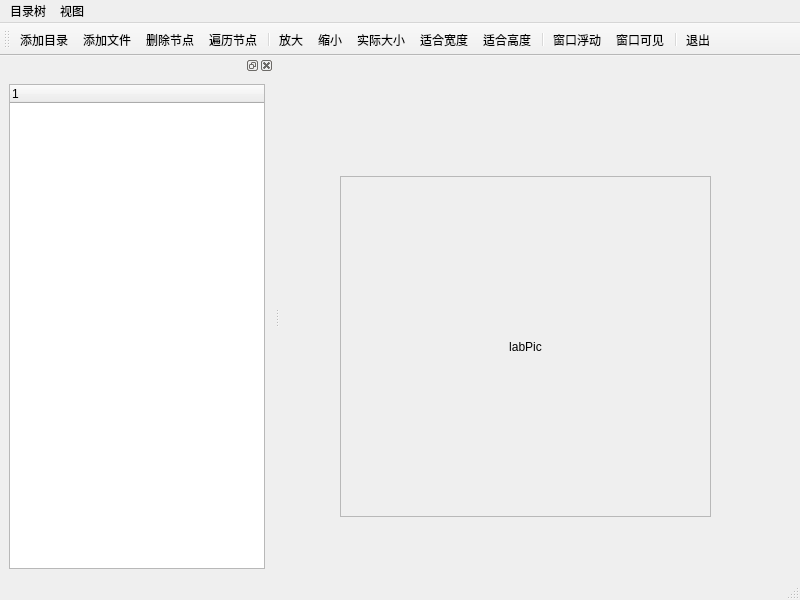
The window that Qt6/Samples/Chap04_Widgets/samp4_12/mainwindow.ui (godxin999/Study) describes before a commit, drawn with Qt 5.
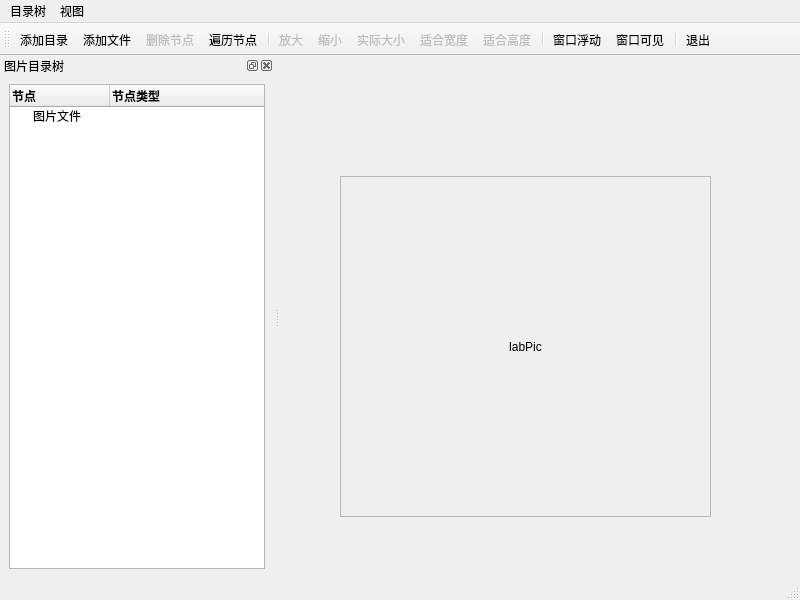
The same window after the commit. Icons and pictures are not drawn.

```diff
--- a/Qt6/Samples/Chap04_Widgets/samp4_12/mainwindow.ui
+++ b/Qt6/Samples/Chap04_Widgets/samp4_12/mainwindow.ui
@@ -74,6 +74,9 @@
   </widget>
   <widget class="QStatusBar" name="statusbar"/>
   <widget class="QDockWidget" name="dockWidget">
+   <property name="windowTitle">
+    <string>图片目录树</string>
+   </property>
    <attribute name="dockWidgetArea">
     <number>1</number>
    </attribute>
@@ -83,9 +86,33 @@
       <widget class="QTreeWidget" name="treeFiles">
        <column>
         <property name="text">
-         <string notr="true">1</string>
+         <string notr="true">节点</string>
         </property>
+        <property name="font">
+         <font>
+          <bold>true</bold>
+         </font>
+        </property>
        </column>
+       <column>
+        <property name="text">
+         <string>节点类型</string>
+        </property>
+        <property name="font">
+         <font>
+          <bold>true</bold>
+         </font>
+        </property>
+       </column>
+       <item>
+        <property name="text">
+         <string>图片文件</string>
+        </property>
+        <property name="icon">
+         <iconset resource="res.qrc">
+          <normaloff>:/icons/icons/15.ico</normaloff>:/icons/icons/15.ico</iconset>
+        </property>
+       </item>
       </widget>
      </item>
     </layout>
@@ -136,6 +163,9 @@
    </property>
   </action>
   <action name="actAddFiles">
+   <property name="enabled">
+    <bool>true</bool>
+   </property>
    <property name="icon">
     <iconset resource="res.qrc">
      <normaloff>:/icons/icons/824.bmp</normaloff>:/icons/icons/824.bmp</iconset>
@@ -151,6 +181,9 @@
    </property>
   </action>
   <action name="actZoomIn">
+   <property name="enabled">
+    <bool>false</bool>
+   </property>
    <property name="icon">
     <iconset resource="res.qrc">
      <normaloff>:/icons/icons/418.bmp</normaloff>:/icons/icons/418.bmp</iconset>
@@ -166,6 +199,9 @@
    </property>
   </action>
   <action name="actZoomOut">
+   <property name="enabled">
+    <bool>false</bool>
+   </property>
    <property name="icon">
     <iconset resource="res.qrc">
      <normaloff>:/icons/icons/416.bmp</normaloff>:/icons/icons/416.bmp</iconset>
@@ -181,6 +217,9 @@
    </property>
   </action>
   <action name="actZoomRealSize">
+   <property name="enabled">
+    <bool>false</bool>
+   </property>
    <property name="icon">
     <iconset resource="res.qrc">
      <normaloff>:/icons/icons/414.bmp</normaloff>:/icons/icons/414.bmp</iconset>
@@ -193,6 +232,9 @@
    </property>
   </action>
   <action name="actZoomFitW">
+   <property name="enabled">
+    <bool>false</bool>
+   </property>
    <property name="icon">
     <iconset resource="res.qrc">
      <normaloff>:/icons/icons/424.bmp</normaloff>:/icons/icons/424.bmp</iconset>
@@ -208,6 +250,9 @@
    </property>
   </action>
   <action name="actDeleteItem">
+   <property name="enabled">
+    <bool>false</bool>
+   </property>
    <property name="icon">
     <iconset resource="res.qrc">
      <normaloff>:/icons/icons/delete1.bmp</normaloff>:/icons/icons/delete1.bmp</iconset>
@@ -232,6 +277,9 @@
    </property>
   </action>
   <action name="actZoomFitH">
+   <property name="enabled">
+    <bool>false</bool>
+   </property>
    <property name="icon">
     <iconset resource="res.qrc">
      <normaloff>:/icons/icons/426.bmp</normaloff>:/icons/icons/426.bmp</iconset>
```
Left out of the diff: 30 changed lines with no effect on the pictures.
